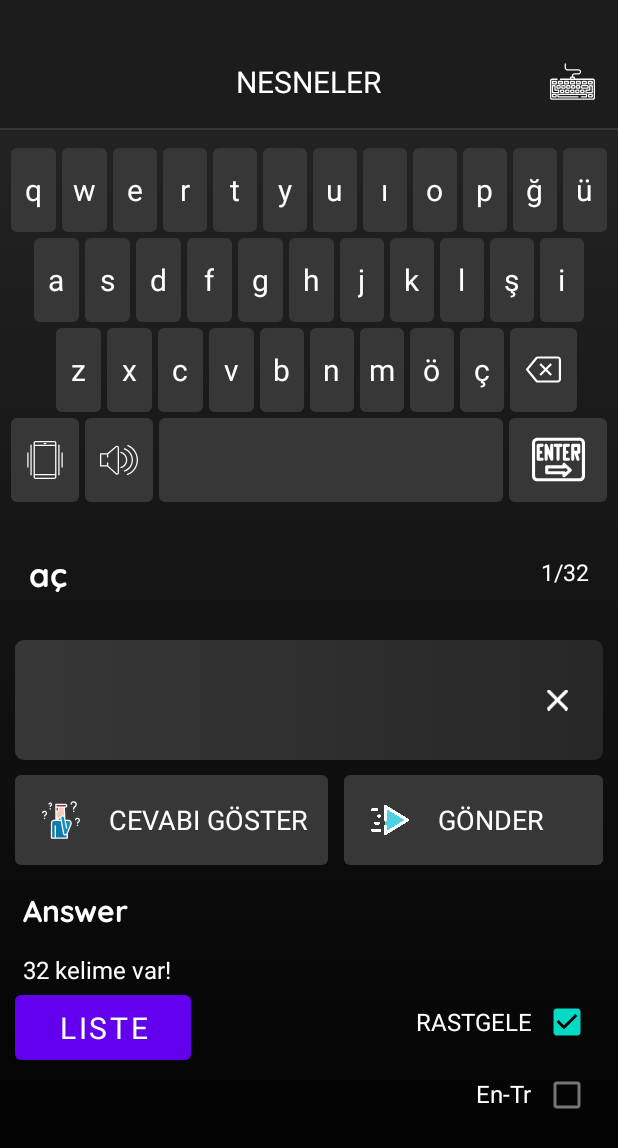
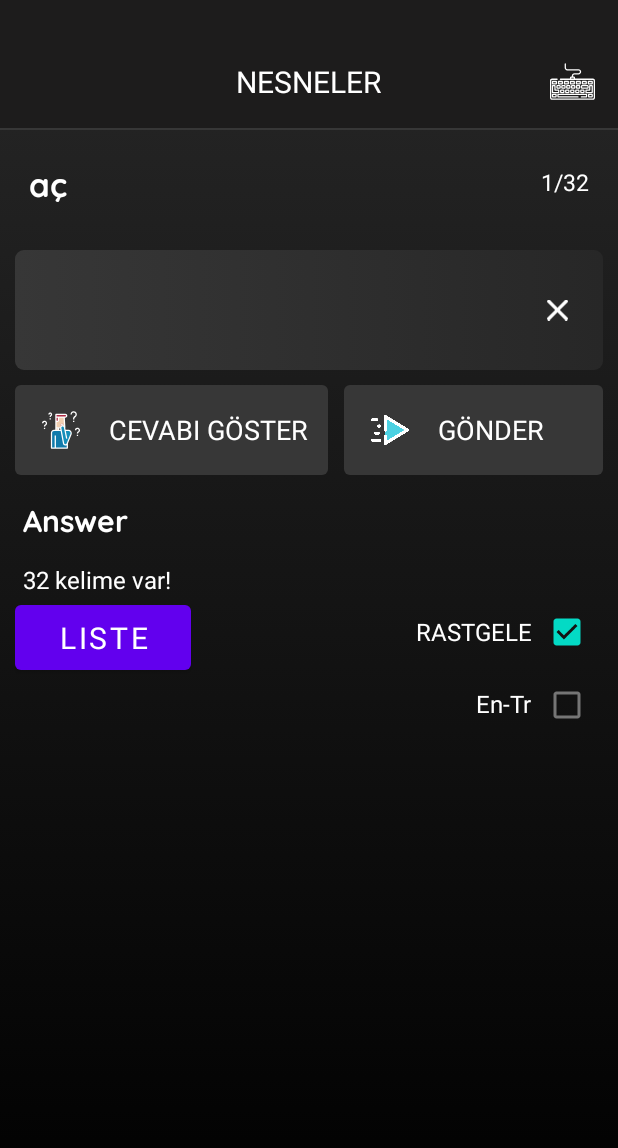
Before and after one commit to furkannserkann/Android-LearnEnglishTurkishWords, an Android app: the screen it shows after launch (MainActivity), on a phone screen of 412 x 824 dp. Shown: the top 1148 px of the screen. Run offline under Robolectric (Android 15) with nearby library versions, the phone set to English and light mode, and no system bars; Roboto replaces fonts that are not available here.

Commit message:
Başlangıçta local klavye kapatıldı

```diff
--- a/app/src/main/java/com/fsfy/learnenglishturkishwords/MainActivity.java
+++ b/app/src/main/java/com/fsfy/learnenglishturkishwords/MainActivity.java
@@ -156,6 +156,10 @@ public class MainActivity extends AppCompatActivity {
         loadKeyboardKey();
 
         SoundAndVibrationCheck();
+
+        LinearLayout LinearKeyboard = (LinearLayout) findViewById(R.id.KEYBOARD);
+        LinearKeyboard.setVisibility(View.GONE);
+        editTextAnswer.setEnabled(true);
     }
 
     Integer lastNumNormal = 0 /* sıralı soruda kaçıncıda */, lastNumCount = 0 /*  */;
```
